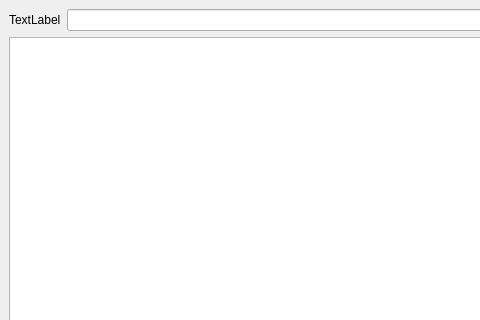
This is src/untitled.ui in AsGreyWolf/FtpWalker as Qt 5 draws it before an edit; both pictures show x 0 to 480 and y 0 to 320 of the 782 by 591 pixel window. The edited form follows.
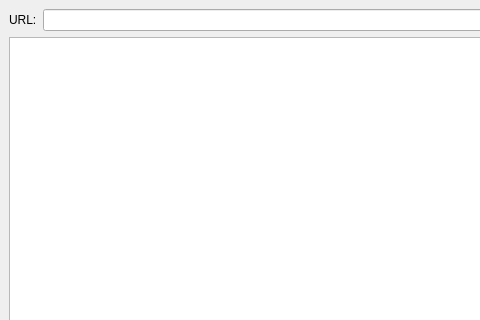
This is the edited form.

Patch:
```diff
--- a/src/untitled.ui
+++ b/src/untitled.ui
@@ -31,7 +31,7 @@
         <item>
          <widget class="QLabel" name="label">
           <property name="text">
-           <string>TextLabel</string>
+           <string>URL:</string>
           </property>
          </widget>
         </item>
```
